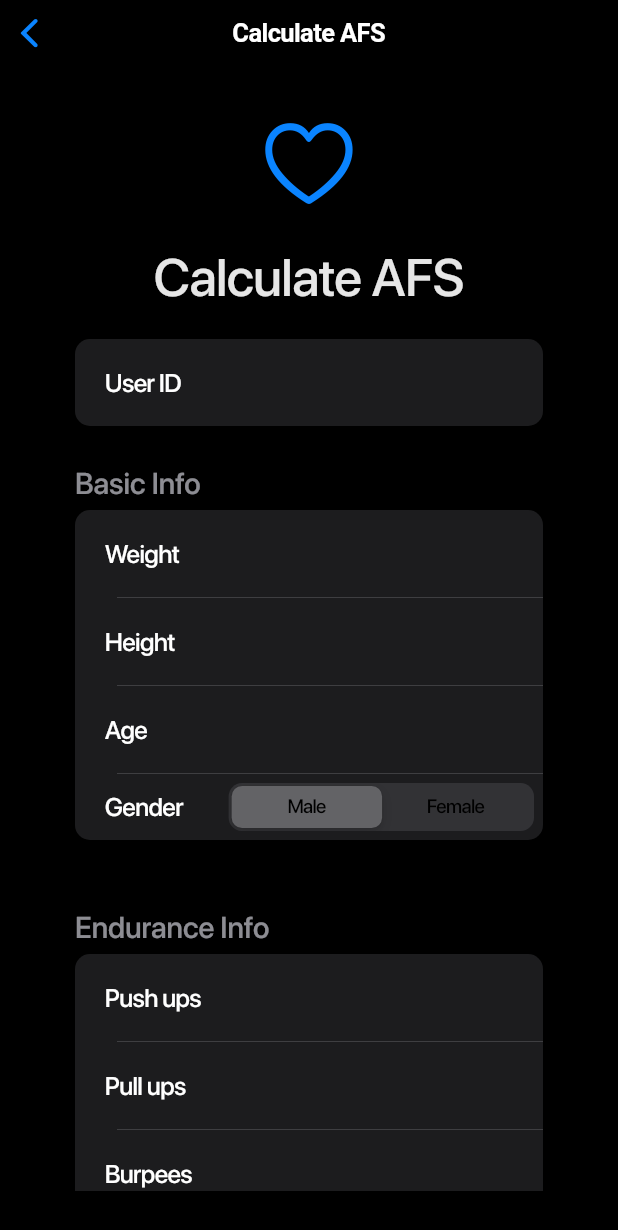
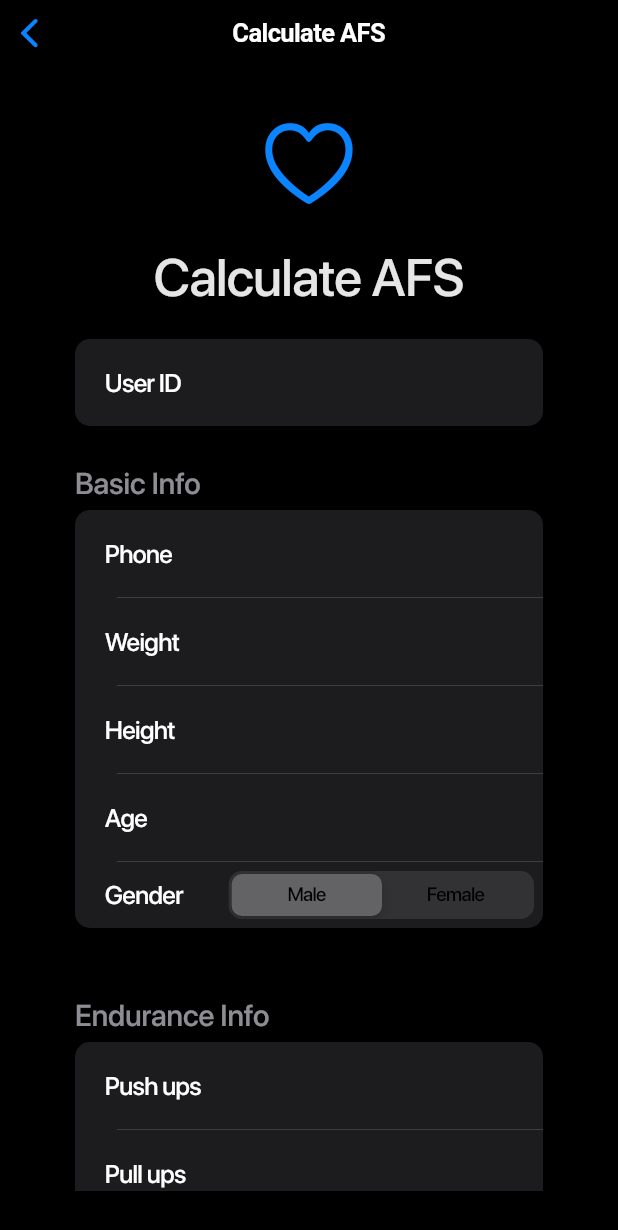
Before and after one commit to MrPrinceRawat/aurumfitTabSoftware, a Flutter app: the CalcAFS screen opened directly, on a phone screen of 412 x 824 dp. Shown: the top 1230 px of the screen. Run offline on Flutter 3.47's test engine with Material 2 defaults, Android fonts, the phone set to English and light mode, and no system bars; our stand-ins replace cached_network_image, fl_chart, flutter_riverpod, flutter_slidable, fluttertoast, google_fonts and 4 more; missing offline and left inert: authentication, billing; accounts and stored records are empty; project files that could hold a hidden picture were left out.

Commit message:
Fixed message not sending error.

```diff
--- a/lib/pages/utility/AFS.dart
+++ b/lib/pages/utility/AFS.dart
@@ -18,6 +18,7 @@ class CalcAFS extends ConsumerStatefulWidget {
 
 class _CalcAFSState extends ConsumerState<CalcAFS> {
   var WEIGHT = TextEditingController();
+  var PHONE = TextEditingController();
   var HEIGHT = TextEditingController();
   var AGE = TextEditingController();
   var GENDER = 0;
@@ -117,6 +118,7 @@ class _CalcAFSState extends ConsumerState<CalcAFS> {
           Uri.parse("https://backend.aurum.fitness/api/setAFS/"),
           body: json.encode({
             "user": userId.text,
+            "phone": PHONE.text,
             "AFS": AFS,
             "Weight": WEIGHT.text,
             "Height": HEIGHT.text,
@@ -326,6 +328,23 @@ class _CalcAFSState extends ConsumerState<CalcAFS> {
                             fontWeight: FontWeight.w600),
                       ),
                       children: [
+                        CupertinoFormRow(
+                            prefix: Text(
+                              'Phone',
+                              style: TextStyle(
+                                  fontFamily: 'SFPro',
+                                  fontWeight: FontWeight.w500),
+                            ),
+                            child: CupertinoTextFormFieldRow(
+                              controller: PHONE,
+                              keyboardType: TextInputType.number,
+                              validator: (value) {
+                                if (value!.isEmpty) {
+                                  return "Please enter phone number";
+                                }
+                                return null;
+                              },
+                            )),
                         CupertinoFormRow(
                             prefix: Text(
                               'Weight',
```
